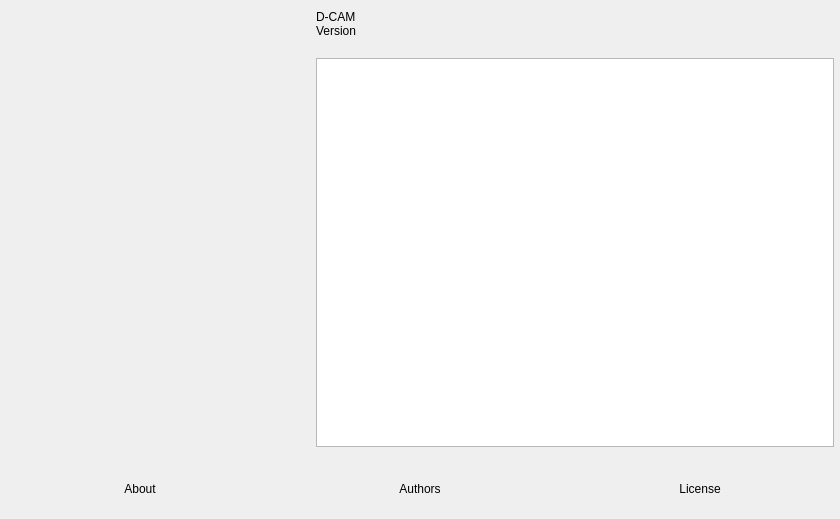
This is vendor_skins/RemoteFilming-D/UI/forms/OBSAbout.ui in CoSMoSoftware/OBS-studio-webrtc as Qt 5 draws it before an edit. The edited form follows.
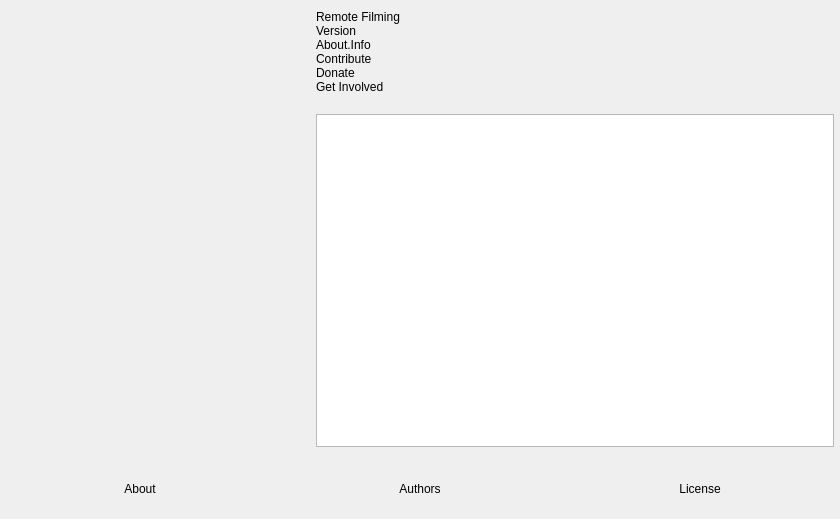
This is the edited form. Icons and pictures are not drawn. Custom widgets are drawn as their Qt base class.

Diff of the .ui file:
```diff
--- a/vendor_skins/RemoteFilming-D/UI/forms/OBSAbout.ui
+++ b/vendor_skins/RemoteFilming-D/UI/forms/OBSAbout.ui
@@ -76,7 +76,7 @@
        <item>
         <widget class="QLabel" name="name">
          <property name="text">
-          <string notr="true">D-CAM</string>
+          <string notr="true">Remote Filming</string>
          </property>
         </widget>
        </item>
@@ -87,6 +87,40 @@
          </property>
         </widget>
        </item>
+       <item>
+        <widget class="QLabel" name="info">
+         <property name="text">
+          <string>About.Info</string>
+         </property>
+         <property name="wordWrap">
+          <bool>true</bool>
+         </property>
+        </widget>
+       </item>
+       <item>
+        <widget class="QLabel" name="contribute">
+         <property name="text">
+          <string notr="true">Contribute</string>
+         </property>
+         <property name="wordWrap">
+          <bool>true</bool>
+         </property>
+        </widget>
+       </item>
+       <item>
+        <widget class="QLabel" name="donate">
+         <property name="text">
+          <string notr="true">Donate</string>
+         </property>
+        </widget>
+       </item>
+       <item>
+        <widget class="QLabel" name="getInvolved">
+         <property name="text">
+          <string notr="true">Get Involved</string>
+         </property>
+        </widget>
+       </item>
        <item>
         <spacer name="verticalSpacer">
          <property name="orientation">
```
